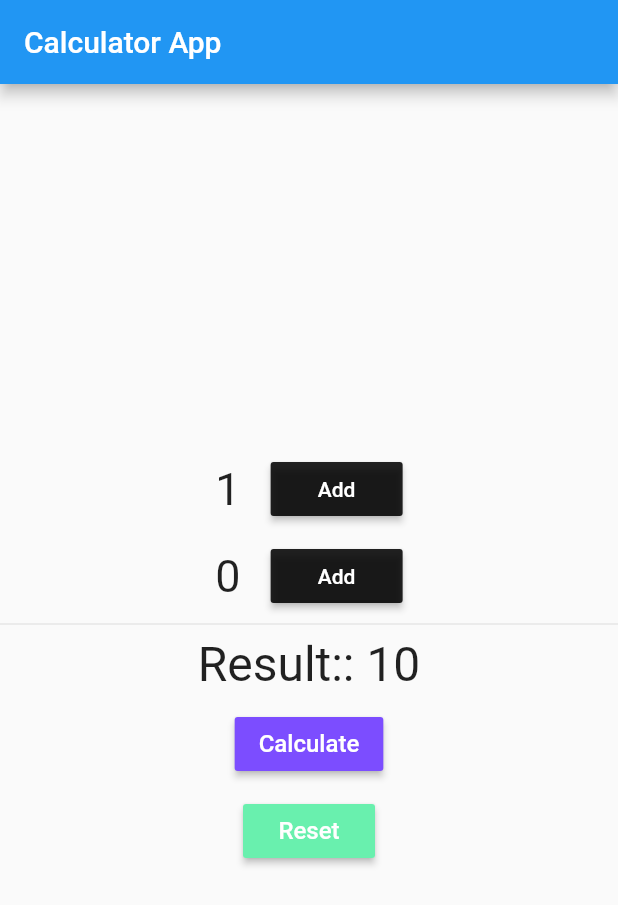
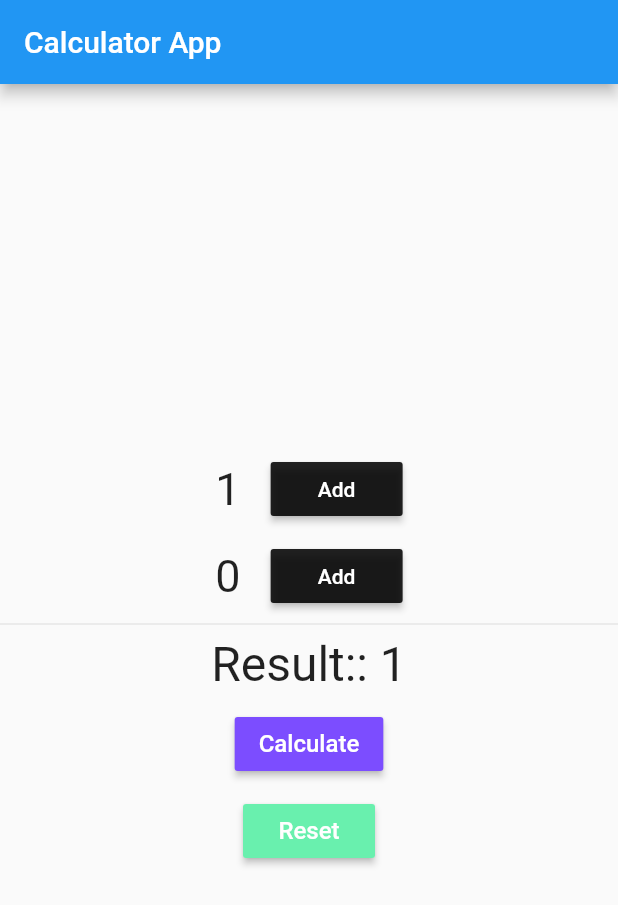
Before and after one commit to reynaldo57/flutter_codigo3_state, a Flutter app: the screen it shows after launch, after a tap on "Add", after a tap on "Calculate", on a phone screen of 412 x 824 dp. Shown: the top 905 px of the screen. Run offline on Flutter 3.47's test engine with Material 2 defaults, Android fonts, the phone set to English and light mode, and no system bars; our stand-ins replace flutter_bloc.

Commit message:
calculator bloc 5

```diff
--- a/lib/bloc/calculator/calculator_bloc.dart
+++ b/lib/bloc/calculator/calculator_bloc.dart
@@ -17,10 +17,10 @@ class CalculatorBloc extends Bloc<CalculatorEvent,CalculatorState>{
      emit(state.copyWith(number2: (1 + int.parse(state.number2)).toString()));
    });
    on<Reset>((event, emit) {
-
+     emit(state.copyWith(result: "0", number1: "0", number2: "0"));
    });
    on<CalculateResult>((event, emit) {
-
+     emit(state.copyWith(result: (int.parse(state.number1) + int.parse(state.number2)).toString()));
    });
 
   }
--- a/lib/pages/calculator_page.dart
+++ b/lib/pages/calculator_page.dart
@@ -69,7 +69,7 @@ class CalculatorPage extends StatelessWidget {
               ),
               Divider(),
               Text(
-                "Result:: 10",
+                "Result:: ${state.result}",
                 style: TextStyle(fontSize: 32.0),
               ),
               SizedBox(
```
